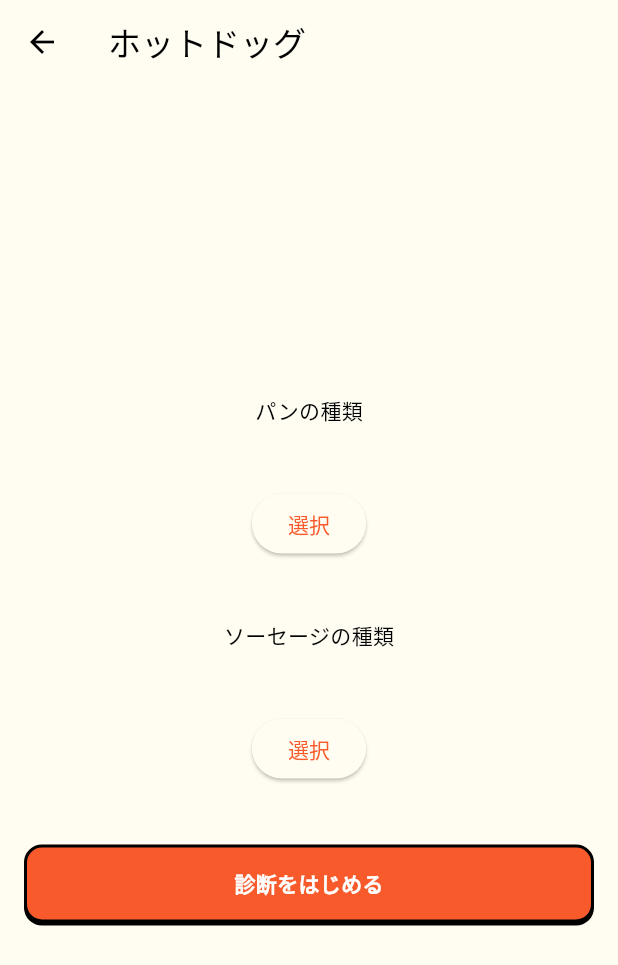
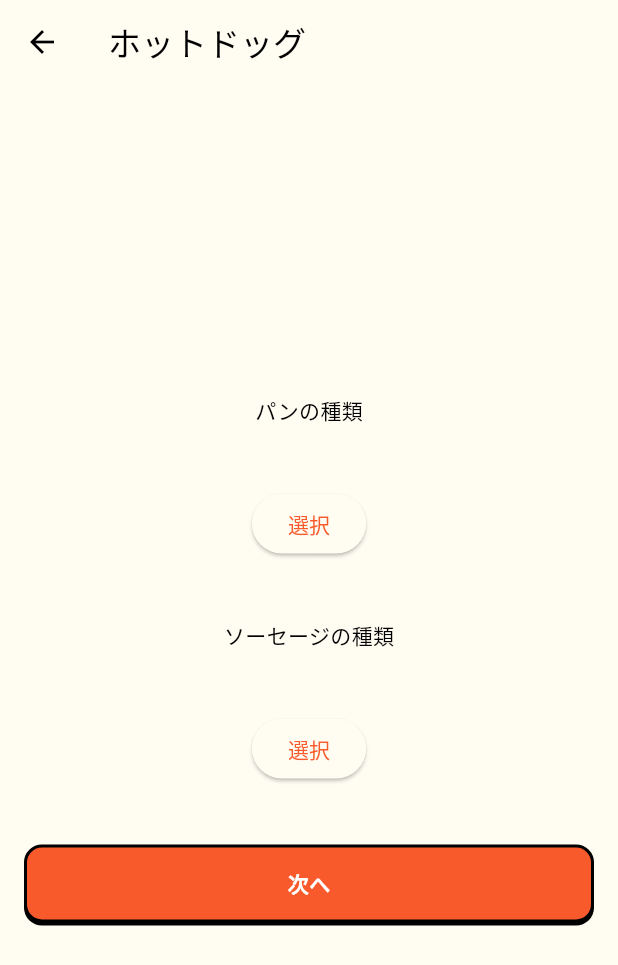
Before and after one commit to OriginMaster2024/origin_master_2024_flutter, a Flutter app: the HotDogSelectPage screen opened directly, on a phone screen of 412 x 824 dp. Shown: the top 965 px of the screen. Run offline on Flutter 3.47's test engine with Material 3 defaults, Android fonts, the phone set to English and light mode, and no system bars; our stand-ins replace flutter_hooks, flutter_svg, gap, google_fonts, hooks_riverpod, sensors_plus and 1 more.

Commit message:
fix title

```diff
--- a/lib/page/hot_dog_select_page.dart
+++ b/lib/page/hot_dog_select_page.dart
@@ -32,7 +32,7 @@ class HotDogSelectPage extends HookWidget {
                     ),
                   );
                 },
-                title: "診断をはじめる",
+                title: "次へ",
               ),
             ),
           ],
```
